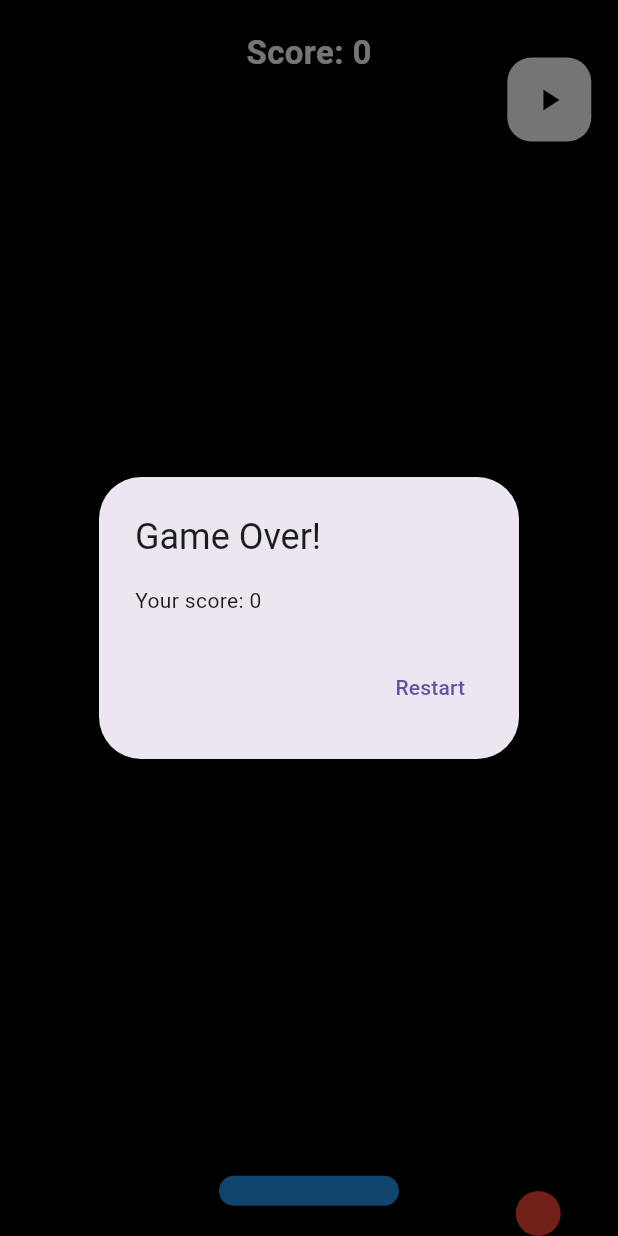
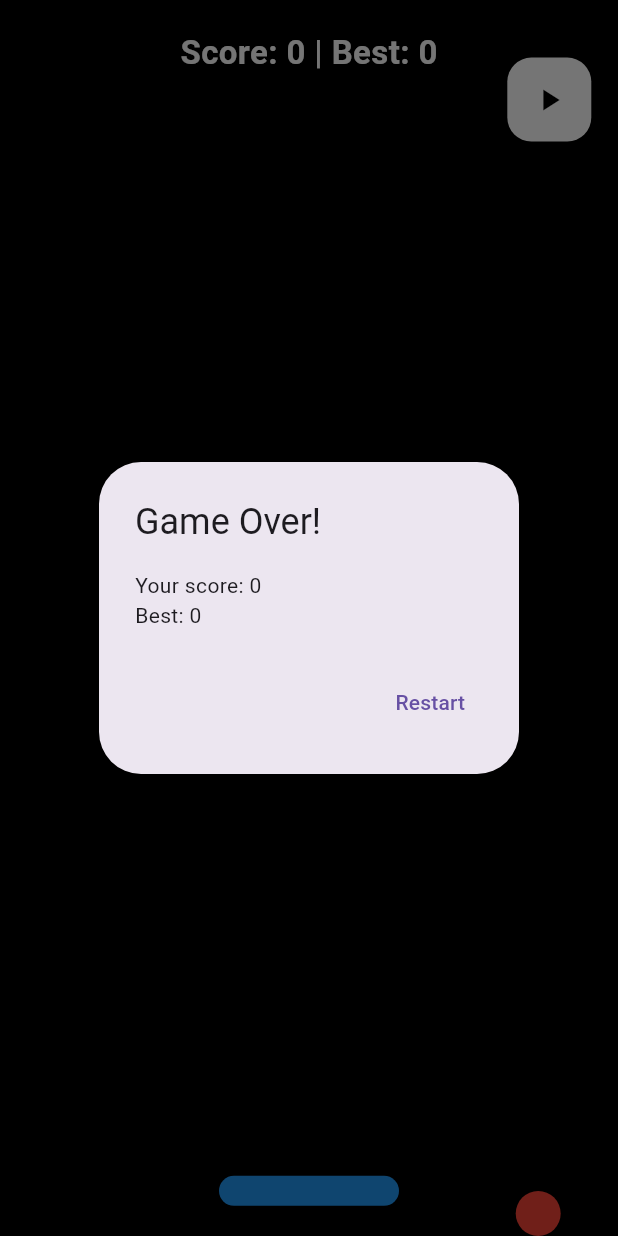
Before and after one commit to arabinda2018/Android-Application, a Flutter app: the screen it shows after launch, after a tap on the "play arrow" icon, on a phone screen of 412 x 824 dp. Run offline on Flutter 3.47's test engine with Material 3 defaults, Android fonts, the phone set to English and light mode, and no system bars; our stand-ins replace shared_preferences.

Commit message:
added score logic

```diff
--- a/lib/main.dart
+++ b/lib/main.dart
@@ -1,5 +1,6 @@
 import 'dart:async';
 import 'package:flutter/material.dart';
+import 'package:shared_preferences/shared_preferences.dart';
 
 void main() {
   runApp(const BallBounceGame());
@@ -18,7 +19,6 @@ class BallBounceGame extends StatelessWidget {
   }
 }
 
-/// The main game screen
 class GameScreen extends StatefulWidget {
   const GameScreen({super.key});
 
@@ -28,16 +28,16 @@ class GameScreen extends StatefulWidget {
 
 class _GameScreenState extends State<GameScreen> {
   // Ball properties
-  double ballX = 0; // X position (-1 to 1)
-  double ballY = 0; // Y position (-1 to 1)
+  double ballX = 0;
+  double ballY = 0;
   double ballSize = 30;
 
-  // Ball movement speed
+  // Ball speed
   double dx = 0.02;
   double dy = 0.025;
 
-  // Paddle properties
-  double paddleX = 0; // X position of paddle (-1 to 1)
+  // Paddle
+  double paddleX = 0;
   double paddleWidth = 120;
   double paddleHeight = 20;
 
@@ -48,53 +48,71 @@ class _GameScreenState extends State<GameScreen> {
 
   // Score
   int score = 0;
+  int highScore = 0; // 🎯 save old record
 
-  /// Starts or restarts the game
+  @override
+  void initState() {
+    super.initState();
+    _loadHighScore(); // load saved record
+  }
+
+  /// Load high score from storage
+  Future<void> _loadHighScore() async {
+    final prefs = await SharedPreferences.getInstance();
+    setState(() {
+      highScore = prefs.getInt("highScore") ?? 0;
+    });
+  }
+
+  /// Save high score to storage
+  Future<void> _saveHighScore(int newScore) async {
+    final prefs = await SharedPreferences.getInstance();
+    await prefs.setInt("highScore", newScore);
+  }
+
+  /// Start the game
   void startGame() {
     isGameRunning = true;
     isPaused = false;
     score = 0;
 
-    // Reset ball speed
     dx = 0.02;
     dy = 0.025;
 
-    // Start a timer that updates the game every 16ms (~60fps)
     timer = Timer.periodic(const Duration(milliseconds: 25), (timer) {
       if (!isPaused) {
         setState(() {
-          // Move the ball
+          // Move ball
           ballX += dx;
           ballY += dy;
 
-          // Bounce off left/right walls
-          if (ballX <= -1 || ballX >= 1) {
-            dx = -dx;
-          }
-
-          // Bounce off the top wall
-          if (ballY <= -1) {
-            dy = -dy;
-          }
+          // Walls
+          if (ballX <= -1 || ballX >= 1) dx = -dx;
+          if (ballY <= -1) dy = -dy;
 
           // Paddle collision
           if (ballY >= 0.9 &&
               ballX >= paddleX - paddleWidth / 200 &&
               ballX <= paddleX + paddleWidth / 200) {
-            dy = -dy; // Bounce upward
-            score++; // Increase score
+            dy = -dy;
+            score++;
 
-            // Increase speed every 5 points
             if (score % 5 == 0) {
               dx *= 1.1;
               dy *= 1.1;
             }
           }
 
-          // Game over if ball falls below paddle
+          // Game Over
           if (ballY > 1) {
             timer.cancel();
             isGameRunning = false;
+
+            if (score > highScore) {
+              highScore = score;
+              _saveHighScore(score); // Save new record
+            }
+
             _showGameOver();
           }
         });
@@ -102,13 +120,12 @@ class _GameScreenState extends State<GameScreen> {
     });
   }
 
-  /// Shows Game Over dialog
   void _showGameOver() {
     showDialog(
       context: context,
       builder: (_) => AlertDialog(
         title: const Text("Game Over!"),
-        content: Text("Your score: $score"),
+        content: Text("Your score: $score\nBest: $highScore"),
         actions: [
           TextButton(
             onPressed: () {
@@ -122,7 +139,6 @@ class _GameScreenState extends State<GameScreen> {
     );
   }
 
-  /// Resets ball and paddle to center
   void resetGame() {
     setState(() {
       ballX = 0;
@@ -133,19 +149,14 @@ class _GameScreenState extends State<GameScreen> {
     startGame();
   }
 
-  /// Moves paddle based on finger drag (faster movement)
   void movePaddle(DragUpdateDetails details) {
     setState(() {
-      // Make movement more sensitive by multiplying
       paddleX += (details.delta.dx * 2) / (MediaQuery.of(context).size.width);
-
-      // Keep paddle inside screen
       if (paddleX < -1) paddleX = -1;
       if (paddleX > 1) paddleX = 1;
     });
   }
 
-  /// Toggle pause/resume
   void togglePause() {
     setState(() {
       isPaused = !isPaused;
@@ -186,11 +197,11 @@ class _GameScreenState extends State<GameScreen> {
               ),
             ),
 
-            // Score (top center)
+            // Current Score
             Align(
               alignment: const Alignment(0, -0.95),
               child: Text(
-                "Score: $score",
+                "Score: $score | Best: $highScore",
                 style: const TextStyle(
                   color: Colors.white,
                   fontSize: 22,
@@ -199,7 +210,7 @@ class _GameScreenState extends State<GameScreen> {
               ),
             ),
 
-            // Play/Pause button (top right)
+            // Play / Pause
             Align(
               alignment: const Alignment(0.9, -0.9),
               child: FloatingActionButton(
@@ -213,10 +224,10 @@ class _GameScreenState extends State<GameScreen> {
                 },
                 child: Icon(
                   !isGameRunning
-                      ? Icons.play_arrow // Before start
+                      ? Icons.play_arrow
                       : isPaused
-                          ? Icons.play_arrow // Resume
-                          : Icons.pause, // Pause
+                          ? Icons.play_arrow
+                          : Icons.pause,
                   color: Colors.black,
                 ),
               ),
--- a/pubspec.yaml
+++ b/pubspec.yaml
@@ -9,6 +9,7 @@ environment:
 dependencies:
   flutter:
     sdk: flutter
+  shared_preferences: ^2.2.3
 
 dev_dependencies:
   flutter_test:
```
Also changed, not shown: pubspec.lock, 4 other files.
